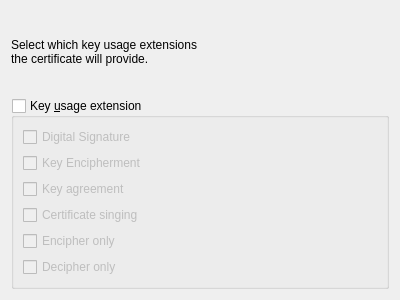
Above: resources/ui/widget/keyusagewidget.ui from jdoubleu/certman before the change. Below: the same form after it.
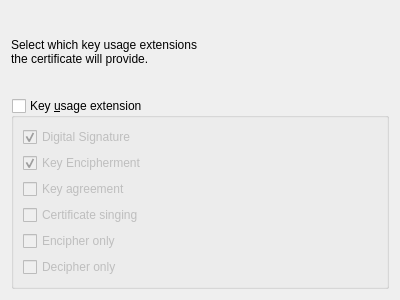
That is the form after the change.

Commit message:
Enable digital signature and key encipherment fields by default
Because they are required for server certificates they should be enabled by default as a comfort function.
They will still be ignored if the whole extension is disabled.

Diff of the .ui file:
```diff
--- a/resources/ui/widget/keyusagewidget.ui
+++ b/resources/ui/widget/keyusagewidget.ui
@@ -42,6 +42,9 @@
         <property name="text">
          <string>Digital Signature</string>
         </property>
+        <property name="checked">
+         <bool>true</bool>
+        </property>
        </widget>
       </item>
       <item>
@@ -49,6 +52,9 @@
         <property name="text">
          <string>Key Encipherment</string>
         </property>
+        <property name="checked">
+         <bool>true</bool>
+        </property>
        </widget>
       </item>
       <item>
```
